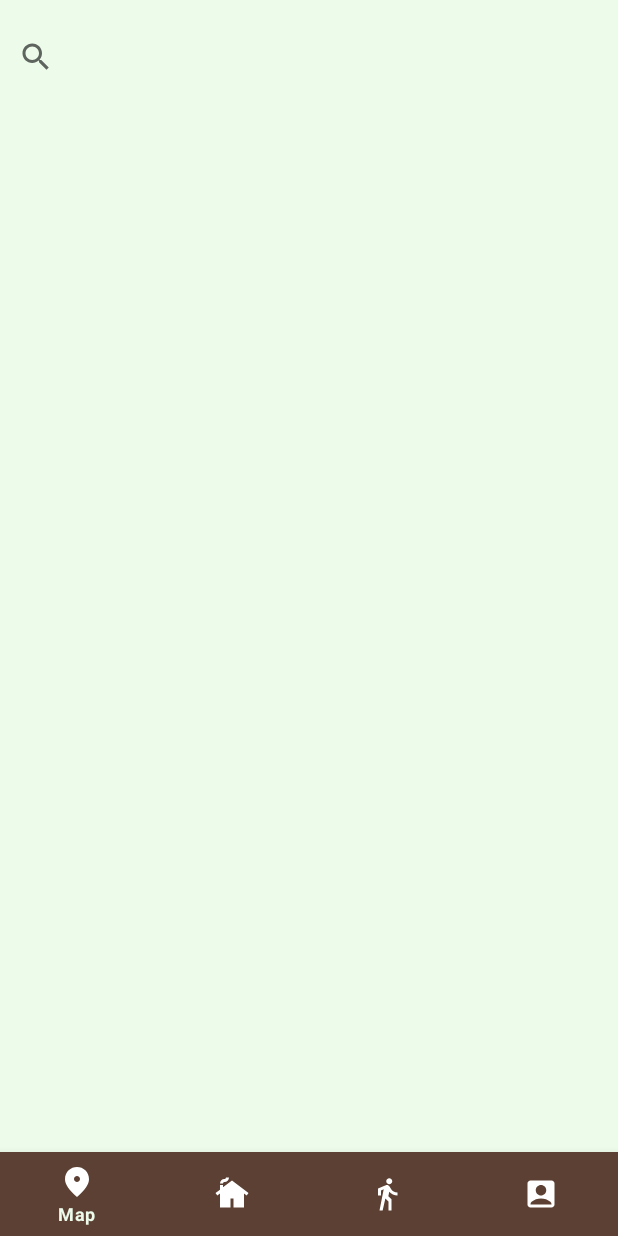
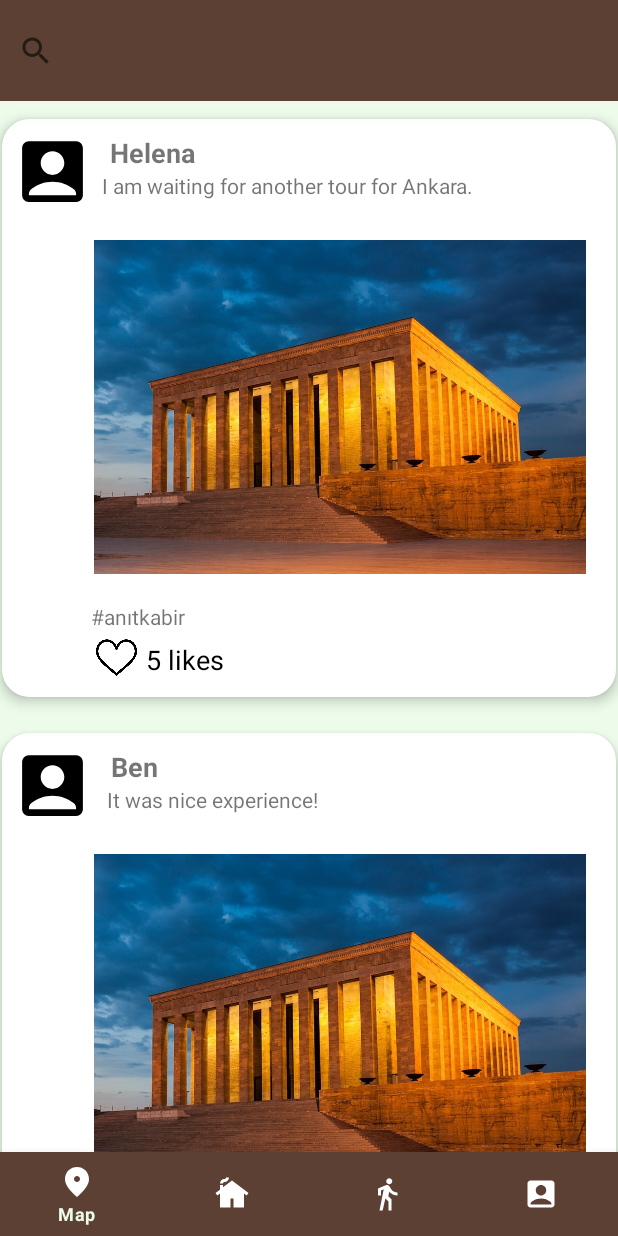
Before and after one commit to GunlukGuneslik/Final_Traveler_Kivi_UI, an Android app: the screen it shows after launch (ApplicationPagesActivity), on a phone screen of 412 x 824 dp. Run offline under Robolectric (Android 15) with nearby library versions, the phone set to English and light mode, and no system bars.

Commit message:
social media recycler view is done and tested. (design can change)

```diff
--- a/app/src/main/java/com/example/actualtravellerkiviprojectui/SocialMediaFragment.java
+++ b/app/src/main/java/com/example/actualtravellerkiviprojectui/SocialMediaFragment.java
@@ -3,12 +3,17 @@ package com.example.actualtravellerkiviprojectui;
 import android.os.Bundle;
 
 import androidx.fragment.app.Fragment;
+import androidx.recyclerview.widget.LinearLayoutManager;
+import androidx.recyclerview.widget.RecyclerView;
 
 import android.view.LayoutInflater;
 import android.view.View;
 import android.view.ViewGroup;
 
+import java.util.ArrayList;
+
 /**
+ * @author zeynep
  * A simple {@link Fragment} subclass.
  * Use the {@link SocialMediaFragment#newInstance} factory method to
  * create an instance of this fragment.
@@ -23,6 +28,9 @@ public class SocialMediaFragment extends Fragment {
     // TODO: Rename and change types of parameters
     private String mParam1;
     private String mParam2;
+    private RecyclerView recyclerView;
+
+    private ArrayList<SocialMediaPostModel> socialMediaPostModels = new ArrayList<>();
 
     public SocialMediaFragment() {
         // Required empty public constructor
@@ -58,7 +66,23 @@ public class SocialMediaFragment extends Fragment {
     @Override
     public View onCreateView(LayoutInflater inflater, ViewGroup container,
                              Bundle savedInstanceState) {
-        // Inflate the layout for this fragment
-        return inflater.inflate(R.layout.fragment_social_media, container, false);
+        View view = inflater.inflate(R.layout.fragment_social_media, container, false);
+        recyclerView = view.findViewById(R.id.socialMediaRecyclerView);
+        recyclerView.setLayoutManager(new LinearLayoutManager(getContext()));
+        fillSocialMediaPosts();
+        return view;
+    }
+    //for testing now
+    private void fillSocialMediaPosts(){
+        String[] userNames = getResources().getStringArray(R.array.userNames);
+        String[] photoDescriptions = getResources().getStringArray(R.array.photoDescriptions);
+        String[] hashtags = getResources().getStringArray(R.array.hashtags);
+
+        for (int i = 0; i < userNames.length; i++) {
+            socialMediaPostModels.add(new SocialMediaPostModel(userNames[i], photoDescriptions[i], hashtags[i], R.drawable.baseline_account_box_24, R.drawable.anitkabir, 5));
+        }
+
+        SocialMediaPost_RecyclerViewAdapter adapter = new SocialMediaPost_RecyclerViewAdapter(getContext(),socialMediaPostModels);
+        recyclerView.setAdapter(adapter);
     }
 }
--- /dev/null
+++ b/app/src/main/java/com/example/actualtravellerkiviprojectui/SocialMediaPostModel.java
@@ -0,0 +1,45 @@
+package com.example.actualtravellerkiviprojectui;
+
+public class SocialMediaPostModel {
+    String userName;
+    String photoDescription;
+    String hashtag;
+    int profilePhotoId;
+    int sharedPhotoId;
+    int numberOfLikes;
+
+
+    public SocialMediaPostModel(String userName, String photoDescription, String hashtag,
+                                int profilePhotoId, int sharedPhotoId, int numberOfLikes) {
+        this.userName = userName;
+        this.photoDescription = photoDescription;
+        this.hashtag = hashtag;
+        this.profilePhotoId = profilePhotoId;
+        this.sharedPhotoId = sharedPhotoId;
+        this.numberOfLikes = numberOfLikes;
+    }
+
+    public String getUserName() {
+        return userName;
+    }
+
+    public String getPhotoDescription() {
+        return photoDescription;
+    }
+
+    public String getHashtag() {
+        return hashtag;
+    }
+
+    public int getProfilePhotoId() {
+        return profilePhotoId;
+    }
+
+    public int getSharedPhotoId() {
+        return sharedPhotoId;
+    }
+
+    public int getNumberOfLikes() {
+        return numberOfLikes;
+    }
+}
--- /dev/null
+++ b/app/src/main/java/com/example/actualtravellerkiviprojectui/SocialMediaPost_RecyclerViewAdapter.java
@@ -0,0 +1,68 @@
+package com.example.actualtravellerkiviprojectui;
+
+import android.content.Context;
+import android.view.LayoutInflater;
+import android.view.View;
+import android.view.ViewGroup;
+import android.widget.ImageView;
+import android.widget.TextView;
+
+import androidx.annotation.NonNull;
+import androidx.recyclerview.widget.RecyclerView;
+
+import java.util.ArrayList;
+
+public class SocialMediaPost_RecyclerViewAdapter extends RecyclerView.Adapter<SocialMediaPost_RecyclerViewAdapter.SocialMediaViewHolder> {
+    Context context;
+    ArrayList<SocialMediaPostModel> socialMediaPostModels;
+
+    public SocialMediaPost_RecyclerViewAdapter(Context context, ArrayList<SocialMediaPostModel> socialMediaPostModels) {
+        this.context = context;
+        this.socialMediaPostModels = socialMediaPostModels;
+    }
+
+    @NonNull
+    @Override
+    public SocialMediaPost_RecyclerViewAdapter.SocialMediaViewHolder onCreateViewHolder(@NonNull ViewGroup parent, int viewType) {
+        LayoutInflater inflater = LayoutInflater.from(context);
+        View view = inflater.inflate(R.layout.social_media_page_recycler_view_row,parent,false);
+        return new SocialMediaPost_RecyclerViewAdapter.SocialMediaViewHolder(view);
+    }
+
+    @Override
+    public void onBindViewHolder(@NonNull SocialMediaPost_RecyclerViewAdapter.SocialMediaViewHolder holder, int position) {
+        holder.textViewUserName.setText(socialMediaPostModels.get(position).getUserName());
+        holder.textViewPhotoDescription.setText(socialMediaPostModels.get(position).getPhotoDescription());
+        holder.textViewHashtag.setText(socialMediaPostModels.get(position).getHashtag());
+        holder.textViewLikes.setText(socialMediaPostModels.get(position).getNumberOfLikes() + " likes");
+        holder.profileImageView.setImageResource(socialMediaPostModels.get(position).getProfilePhotoId());
+        holder.placeImageView.setImageResource(socialMediaPostModels.get(position).getSharedPhotoId());
+    }
+
+    @Override
+    public int getItemCount() {
+        return socialMediaPostModels.size();
+    }
+
+    public static class SocialMediaViewHolder extends RecyclerView.ViewHolder{
+        ImageView profileImageView;
+        ImageView placeImageView;
+        TextView textViewUserName;
+        TextView textViewPhotoDescription;
+        TextView textViewHashtag;
+        TextView textViewLikes;
+
+
+        public SocialMediaViewHolder(@NonNull View itemView) {
+            super(itemView);
+
+            profileImageView = itemView.findViewById(R.id.imageView);
+            placeImageView = itemView.findViewById(R.id.imageView3);
+            textViewUserName = itemView.findViewById(R.id.textView6);
+            textViewPhotoDescription = itemView.findViewById(R.id.textView7);
+            textViewHashtag = itemView.findViewById(R.id.textView8);
+            textViewLikes = itemView.findViewById(R.id.textView9);
+
+        }
+    }
+}
--- a/app/src/main/res/layout/fragment_social_media.xml
+++ b/app/src/main/res/layout/fragment_social_media.xml
@@ -14,7 +14,8 @@
         <SearchView
             android:id="@+id/socialMediaSearchBar"
             android:layout_width="match_parent"
-            android:layout_height="75dp" />
+            android:layout_height="67dp"
+            android:background="@color/brown" />
 
         <androidx.recyclerview.widget.RecyclerView
             android:id="@+id/socialMediaRecyclerView"
--- a/app/src/main/res/layout/social_media_page_recycler_view_row.xml
+++ b/app/src/main/res/layout/social_media_page_recycler_view_row.xml
@@ -3,11 +3,17 @@
     xmlns:app="http://schemas.android.com/apk/res-auto"
     xmlns:tools="http://schemas.android.com/tools"
     android:layout_width="match_parent"
-    android:layout_height="match_parent">
+    android:layout_height="wrap_content">
 
     <androidx.cardview.widget.CardView
         android:layout_width="409dp"
         android:layout_height="wrap_content"
+        android:layout_marginTop="12dp"
+        android:layout_marginBottom="12dp"
+        android:layout_marginStart="8dp"
+        android:layout_marginEnd="8dp"
+        app:cardCornerRadius="18dp"
+        app:cardElevation="5dp"
         app:layout_constraintBottom_toBottomOf="parent"
         app:layout_constraintEnd_toEndOf="parent"
         app:layout_constraintStart_toStartOf="parent"
@@ -15,13 +21,14 @@
 
         <androidx.constraintlayout.widget.ConstraintLayout
             android:layout_width="match_parent"
-            android:layout_height="413dp">
+            android:layout_height="385dp">
 
             <ImageView
                 android:id="@+id/imageView"
                 android:layout_width="59dp"
                 android:layout_height="54dp"
                 android:layout_marginStart="4dp"
+                android:layout_marginTop="8dp"
                 app:layout_constraintStart_toStartOf="parent"
                 app:layout_constraintTop_toTopOf="parent"
                 tools:srcCompat="@tools:sample/avatars" />
@@ -31,12 +38,14 @@
                 android:layout_width="wrap_content"
                 android:layout_height="wrap_content"
                 android:text="UserName"
+                android:textSize="18sp"
+                android:textStyle="bold"
                 app:layout_constraintBottom_toTopOf="@+id/textView7"
                 app:layout_constraintEnd_toEndOf="parent"
-                app:layout_constraintHorizontal_bias="0.028"
+                app:layout_constraintHorizontal_bias="0.03"
                 app:layout_constraintStart_toEndOf="@+id/imageView"
                 app:layout_constraintTop_toTopOf="parent"
-                app:layout_constraintVertical_bias="0.437" />
+                app:layout_constraintVertical_bias="1.0" />
 
             <TextView
                 android:id="@+id/textView7"
@@ -51,8 +60,10 @@
 
             <ImageView
                 android:id="@+id/imageView3"
-                android:layout_width="325dp"
-                android:layout_height="265dp"
+                android:layout_width="328dp"
+                android:layout_height="260dp"
+                android:adjustViewBounds="true"
+                android:scaleType="fitCenter"
                 app:layout_constraintEnd_toEndOf="parent"
                 app:layout_constraintHorizontal_bias="0.75"
                 app:layout_constraintStart_toStartOf="parent"
@@ -63,13 +74,43 @@
                 android:id="@+id/textView8"
                 android:layout_width="wrap_content"
                 android:layout_height="wrap_content"
-                android:text="TextView"
+                android:text="#place"
                 app:layout_constraintBottom_toBottomOf="parent"
                 app:layout_constraintEnd_toEndOf="parent"
-                app:layout_constraintHorizontal_bias="0.179"
+                app:layout_constraintHorizontal_bias="0.172"
                 app:layout_constraintStart_toStartOf="parent"
                 app:layout_constraintTop_toBottomOf="@+id/imageView3"
-                app:layout_constraintVertical_bias="0.181" />
+                app:layout_constraintVertical_bias="0.0" />
+
+            <TextView
+                android:id="@+id/textView9"
+                android:layout_width="wrap_content"
+                android:layout_height="wrap_content"
+                android:text="5 likes"
+                android:textColor="@color/black"
+                android:textSize="18dp"
+                app:layout_constraintBottom_toBottomOf="parent"
+                app:layout_constraintEnd_toEndOf="parent"
+                app:layout_constraintHorizontal_bias="0.268"
+                app:layout_constraintStart_toStartOf="parent"
+                app:layout_constraintTop_toBottomOf="@+id/imageView3"
+                app:layout_constraintVertical_bias="0.666" />
+
+            <ImageButton
+                android:id="@+id/imageButton2"
+                android:layout_width="27dp"
+                android:layout_height="27dp"
+                android:adjustViewBounds="true"
+                android:background="@android:color/transparent"
+                android:contentDescription="likeButton"
+                android:scaleType="fitCenter"
+                app:layout_constraintBottom_toBottomOf="parent"
+                app:layout_constraintEnd_toStartOf="@+id/textView9"
+                app:layout_constraintHorizontal_bias="0.913"
+                app:layout_constraintStart_toStartOf="parent"
+                app:layout_constraintTop_toBottomOf="@+id/textView8"
+                app:layout_constraintVertical_bias="0.235"
+                app:srcCompat="@drawable/emptyheart" />
 
         </androidx.constraintlayout.widget.ConstraintLayout>
 
--- a/app/src/main/res/values/strings.xml
+++ b/app/src/main/res/values/strings.xml
@@ -11,6 +11,7 @@
     <string name="enterPasswordLabelTag">Enter Your Password</string>
     <string name="PasswordHint">Password</string>
     <string name="enterPasswordAgainLabelTag">Enter Your Password Again</string>
+
     <string name="welcomeLabelTag">Welcome to Traveller Kivi</string>
     <string name="everythingIsReadyForYouLabelTag">Everything is ready for you</string>
     <string name="exploreTheWorldLabelTag">Explore the world!</string>
@@ -18,6 +19,30 @@
     <string name="signINButtonTag">SIGN IN</string>
     <string name="joinUsLabelTag">Join us</string>
     <string name="createAccountButtonTag">Create account</string>
+
+    <string-array name="userNames">
+        <item>Helena</item>
+        <item>Ben</item>
+        <item>Jane</item>
+        <item>Joe</item>
+        <item>Zeynep</item>
+    </string-array>
+
+    <string-array name="photoDescriptions">
+        <item>I am waiting for another tour for Ankara.</item>
+        <item>It was nice experience!</item>
+        <item>Deniz yok. Sevmedim.</item>
+        <item>Nice place!</item>
+        <item>See you Ankara.</item>
+    </string-array>
+
+    <string-array name="hashtags">
+        <item>#anıtkabir</item>
+        <item>#kızılay</item>
+        <item>#eymir</item>
+        <item>#ankarakalesi</item>
+        <item>#kelimemuzesi</item>
+    </string-array>
     <!-- TODO: Remove or change this placeholder text -->
     <string name="hello_blank_fragment">Hello blank fragment</string>
 
```
